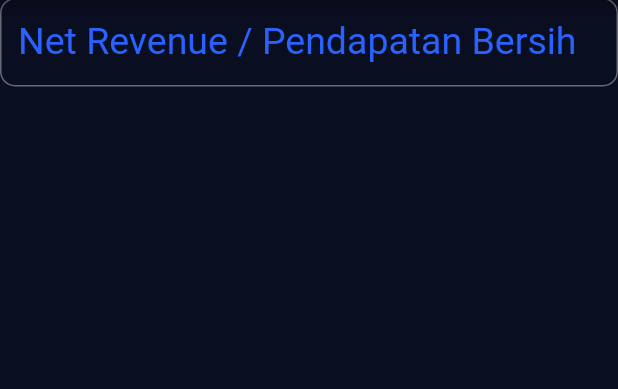
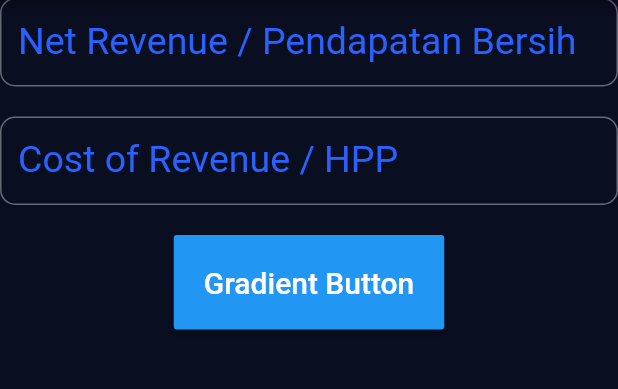
Before and after one commit to roberthandiwijaya/stock_calc, a Flutter app: the GPMPage screen opened by its route, on a phone screen of 412 x 824 dp, the part 86-475 px from its top. Run offline on Flutter 3.47's test engine with Material 2 defaults, Android fonts, the phone set to English and light mode, and no system bars.

Commit message:
working on hitung_gpm.dart Button Functionality

```diff
--- a/lib/hitung_gpm.dart
+++ b/lib/hitung_gpm.dart
@@ -7,21 +7,22 @@ class GPMPage extends StatefulWidget {
 }
 
 class _GPMPageState extends State<GPMPage> {
+  TextEditingController netRevenueController = TextEditingController();
+  TextEditingController costOfRevenueController = TextEditingController();
 
-  int netRevenue;
-
+  var displayResult = '';
 
   final myController = TextEditingController();
 
   @override
-  void initState(){
+  void initState() {
     super.initState();
     // Start listening to changes
     myController.addListener(_printLatestValue);
   }
 
   @override
-  void dispose(){
+  void dispose() {
     myController.dispose();
     super.dispose();
   }
@@ -41,12 +42,13 @@ class _GPMPageState extends State<GPMPage> {
           Container(
             child: TextField(
               keyboardType: TextInputType.number,
+              controller: netRevenueController,
               decoration: InputDecoration(
                 labelText: 'Net Revenue / Pendapatan Bersih',
                 labelStyle: TextStyle(
                     color: Colors.blueAccent.shade700, fontSize: 25.0),
                 border:
-                OutlineInputBorder(borderRadius: BorderRadius.circular(10)),
+                    OutlineInputBorder(borderRadius: BorderRadius.circular(10)),
               ),
               onChanged: (netRevenue) {
                 print('First Text Field: $netRevenue');
@@ -57,22 +59,39 @@ class _GPMPageState extends State<GPMPage> {
           SizedBox(
             height: 20.0,
           ),
-//          Container(
-//            child: TextField(
-//              controller: myController,
-//              keyboardType: TextInputType.number,
-//              decoration: InputDecoration(
-//                labelText: 'Cost of Revenue / HPP',
-//                labelStyle: TextStyle(
-//                    color: Colors.blueAccent.shade700, fontSize: 25.0),
-//                border:
-//                OutlineInputBorder(borderRadius: BorderRadius.circular(10)),
-//              ),
-//              onChanged: (costOfRevenue){
-//                print('Second Text Field: $costOfRevenue');
-//              },
-//            ),
-//          ),
+          Container(
+            child: TextField(
+              keyboardType: TextInputType.number,
+              controller: costOfRevenueController,
+              decoration: InputDecoration(
+                labelText: 'Cost of Revenue / HPP',
+                labelStyle: TextStyle(
+                    color: Colors.blueAccent.shade700, fontSize: 25.0),
+                border:
+                    OutlineInputBorder(borderRadius: BorderRadius.circular(10)),
+              ),
+              onChanged: (costOfRevenue) {
+                print('Second Text Field: $costOfRevenue');
+              },
+            ),
+          ),
+          SizedBox(
+            height: 20.0,
+          ),
+          RaisedButton(
+            onPressed: (){
+              setState(() {
+                print('Raised Button Clicked');
+              });
+            },
+            padding: EdgeInsets.all(20.0),
+            textColor: Colors.white,
+            color: Colors.blue,
+            child: Text(
+              'Gradient Button',
+              style: TextStyle(fontSize: 20),
+            ),
+          ),
         ],
       ),
     );
```
